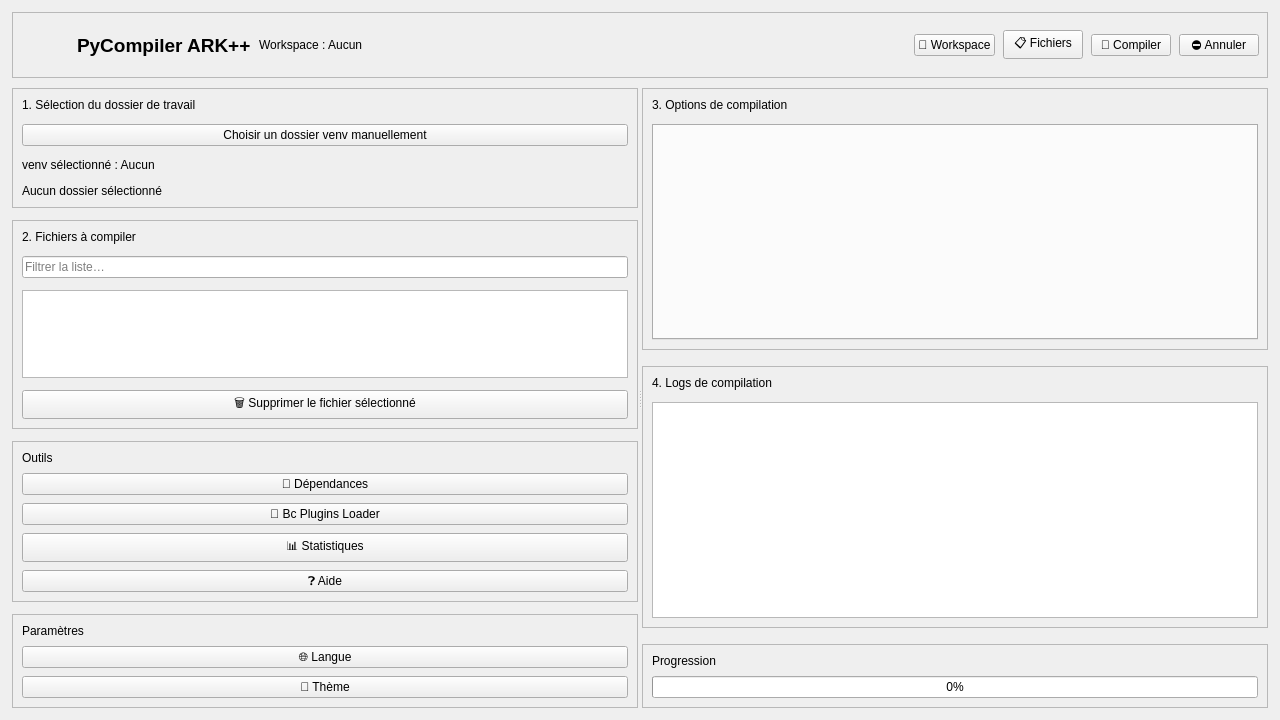
Before: the Qt Designer form ui/ui_design.ui in raidos23/PyCompiler_ARK, drawn with Qt 5.
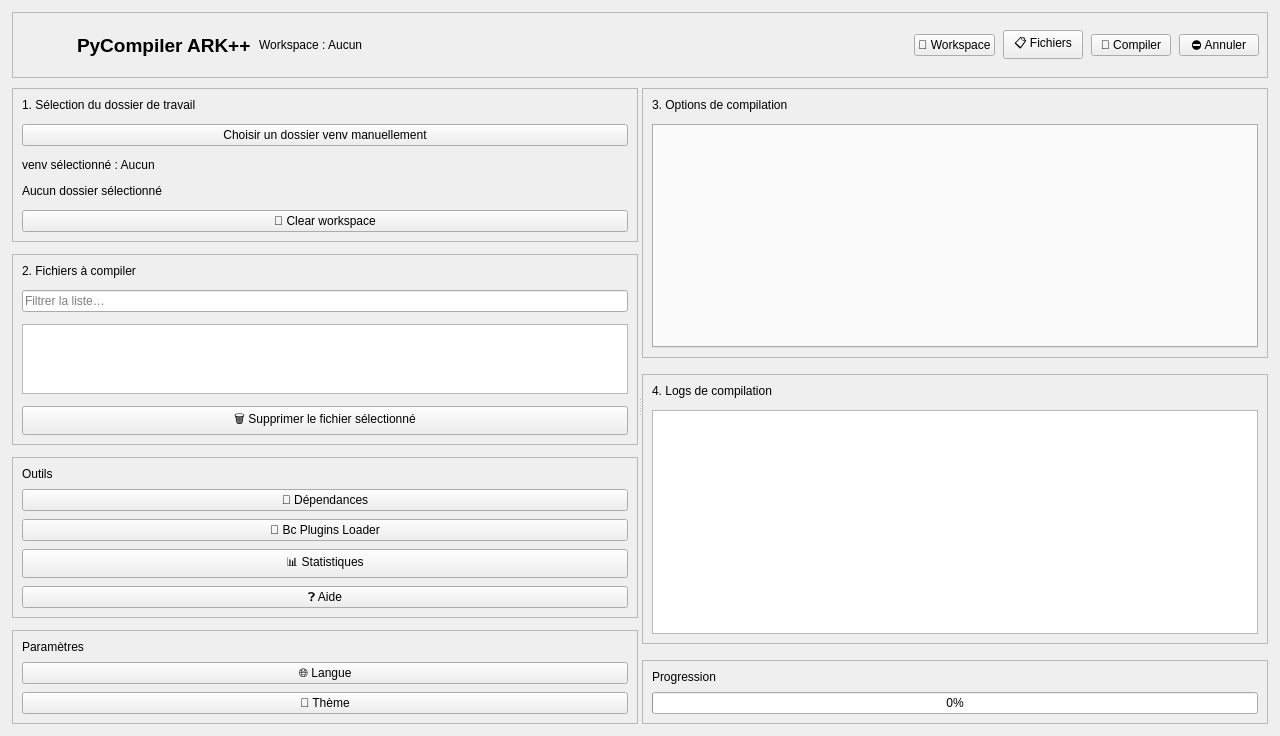
After: the same form once the commit is applied.

Commit message: `Added "Clear workspace" button to GUI`

What changed in the file:
```diff
--- a/ui/ui_design.ui
+++ b/ui/ui_design.ui
@@ -204,6 +204,16 @@
             </property>
            </widget>
           </item>
+          <item>
+           <widget class="QPushButton" name="btn_clear_workspace">
+            <property name="text">
+             <string>🧹 Clear workspace</string>
+            </property>
+            <property name="toolTip">
+             <string>Vider la liste des fichiers et réinitialiser la sélection</string>
+            </property>
+           </widget>
+          </item>
          </layout>
         </widget>
        </item>
```
The commit also changes 3 other files.
